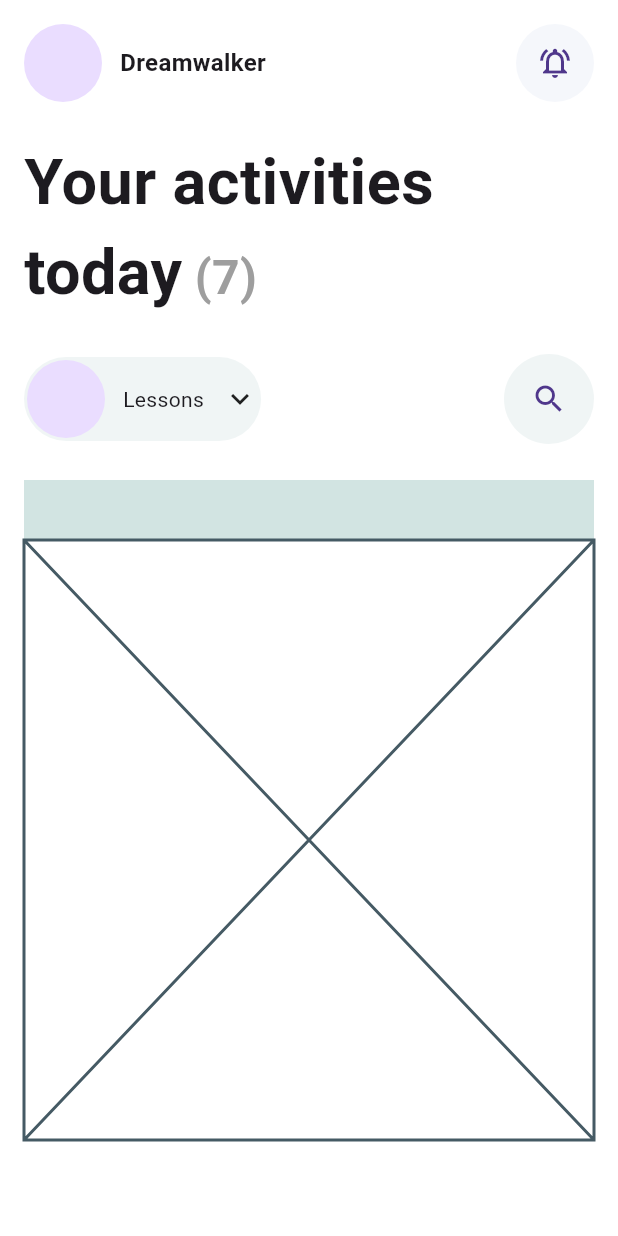
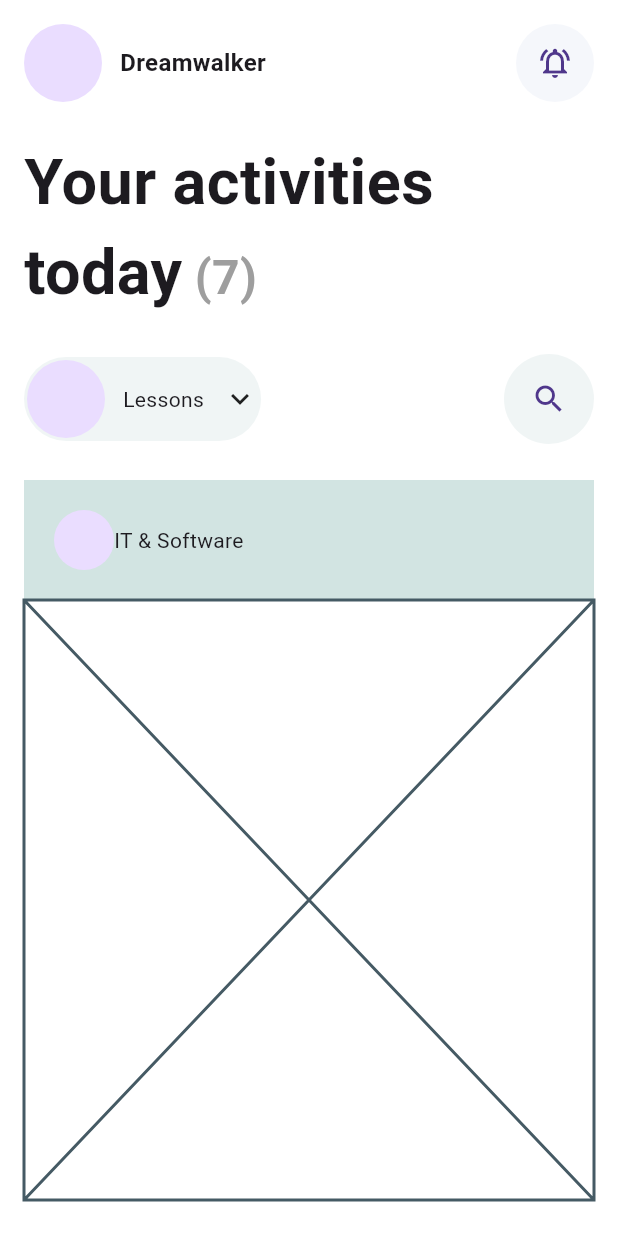
Before and after one commit to JAICHANGPARK/flutter_notebook_chapter_43, a Flutter app: the EducationHomePage screen opened directly, on a phone screen of 412 x 824 dp. Run offline on Flutter 3.47's test engine with Material 3 defaults, Android fonts, the phone set to English and light mode, and no system bars; our stand-ins replace gap, hugeicons, percent_indicator.

Commit message:
Update education_home_page.dart

```diff
--- a/lib/ep2191_education_app/ui/education_home_page.dart
+++ b/lib/ep2191_education_app/ui/education_home_page.dart
@@ -108,12 +108,17 @@ class _EducationHomePageState extends State<EducationHomePage> {
                     ),
                     padding: EdgeInsets.all(20),
                     child: Column(
-
                       crossAxisAlignment: CrossAxisAlignment.start,
                       children: [
                         Row(
                           children: [
-
+                            CircleAvatar(),
+                            Text("IT & Software"),
+                            Container(
+                              decoration: ShapeDecoration(
+                                shape: StadiumBorder(),
+                              ),
+                            )
                           ],
                         )
                       ],
```
